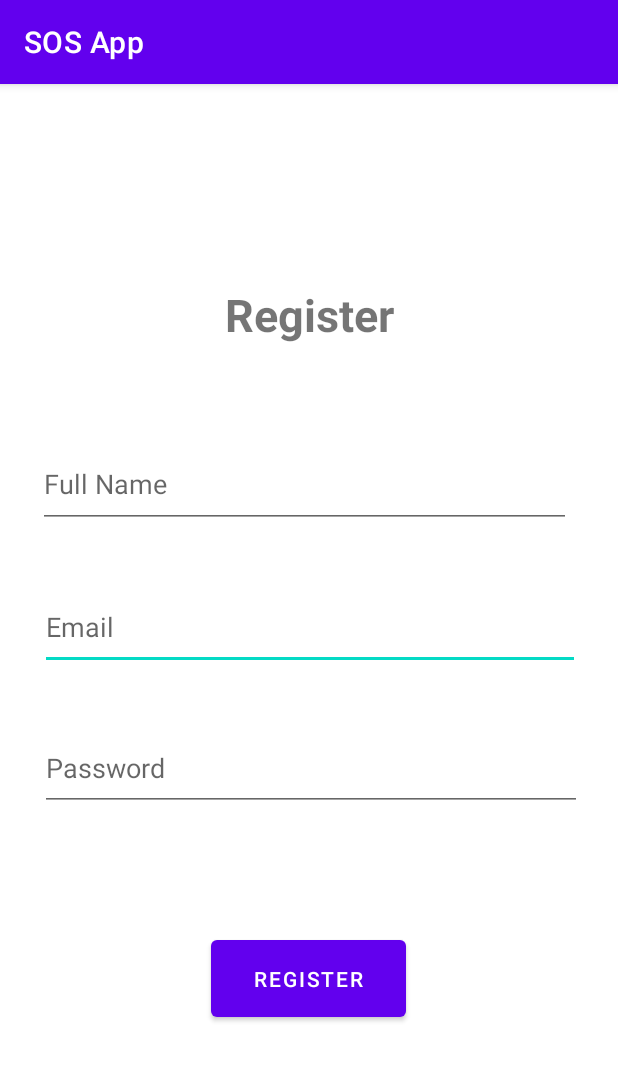
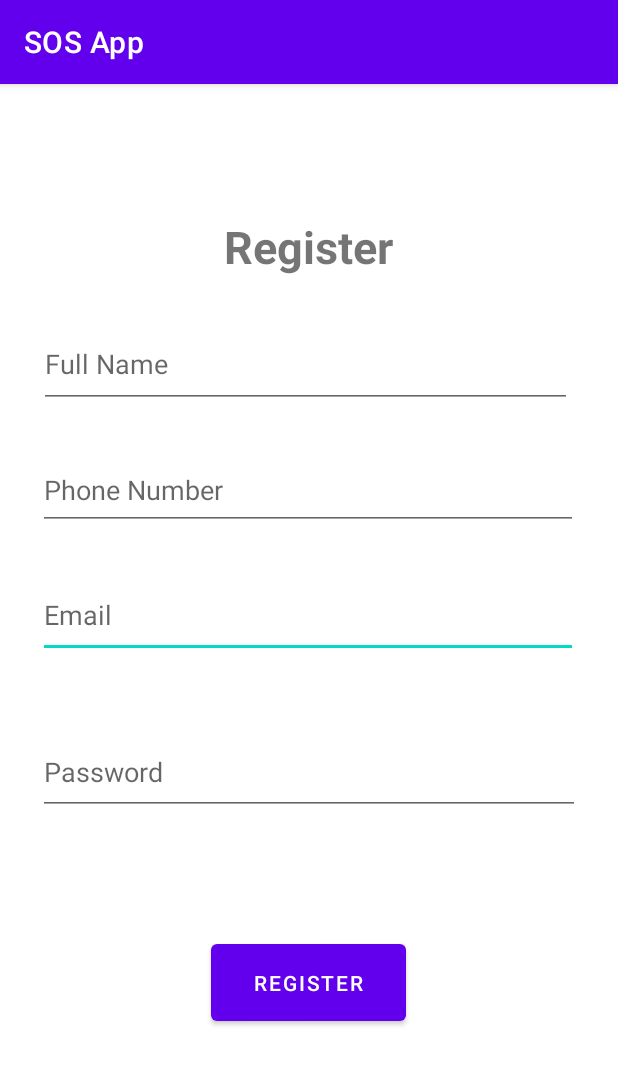
Before and after one commit to vishalkarthik17/Perpetual-Motion-Squad_Vishal-Karthikeyan, an Android app: the Registration screen opened directly, with no data from a screen before it, on a phone screen of 412 x 824 dp. Shown: the top 1065 px of the screen. Run offline under Robolectric (Android 15) with nearby library versions, the phone set to English and light mode, and no system bars; our stand-ins replace Firebase (no records; nobody signed in at launch, a user with empty details on screens opened directly).

Commit message:
Phone Number added in Registration page

```diff
--- a/app/src/main/java/com/example/sosapp/Registration.java
+++ b/app/src/main/java/com/example/sosapp/Registration.java
@@ -21,7 +21,7 @@ import com.google.firebase.database.FirebaseDatabase;
 
 public class Registration extends AppCompatActivity {
 
-    EditText fname,Remail,Rpw;
+    EditText fname,Remail,Rpw,phno;
     Button regBtn;
     ProgressBar Rpb;
     FirebaseAuth fAuth;
@@ -37,6 +37,7 @@ public class Registration extends AppCompatActivity {
         Rpw=findViewById(R.id.RegisterPassword);
         regBtn=findViewById(R.id.LoginBtn);
         Rpb=findViewById(R.id.progressBarReg);
+        phno=findViewById(R.id.PhoneText);
 
         fAuth=FirebaseAuth.getInstance();
         reff= FirebaseDatabase.getInstance().getReference();
@@ -48,6 +49,7 @@ public class Registration extends AppCompatActivity {
                 String em=Remail.getText().toString().trim();
                 String pass=Rpw.getText().toString().trim();
                 String namee=fname.getText().toString().trim();
+                String phNum=phno.getText().toString().trim();
                 if(TextUtils.isEmpty(em)){
                     Remail.setError("Email is Required");
                     return;
@@ -60,6 +62,10 @@ public class Registration extends AppCompatActivity {
                     Rpw.setError("Password Must be >= 6 Characters");
                     return;
                 }
+                if(phNum.length()<10){
+                    phno.setError("Invalid Phone Number");
+                    return;
+                }
                 Rpb.setVisibility(View.VISIBLE);
 
                 fAuth.createUserWithEmailAndPassword(em,pass).addOnCompleteListener(new OnCompleteListener<AuthResult>() {
@@ -69,6 +75,8 @@ public class Registration extends AppCompatActivity {
                             reff.child("Users").child(fAuth.getUid()).child("Name").setValue(namee);
                             reff.child("Users").child(fAuth.getUid()).child("Email").setValue(em);
                             reff.child("Users").child(fAuth.getUid()).child("Trigger").setValue("Leave Me Alone");
+                            reff.child("Users").child(fAuth.getUid()).child("Phone_Number").setValue(phNum);
+                            reff.child("Phone_UID").child(phNum).setValue(fAuth.getUid());
                             Toast.makeText(Registration.this,"Registered",Toast.LENGTH_SHORT).show();
                             startActivity(new Intent(getApplicationContext(),MainActivity.class));
                         }
--- a/app/src/main/res/layout/activity_registration.xml
+++ b/app/src/main/res/layout/activity_registration.xml
@@ -15,9 +15,10 @@
         android:textStyle="bold"
         app:layout_constraintBottom_toBottomOf="parent"
         app:layout_constraintEnd_toEndOf="parent"
+        app:layout_constraintHorizontal_bias="0.498"
         app:layout_constraintStart_toStartOf="parent"
         app:layout_constraintTop_toTopOf="parent"
-        app:layout_constraintVertical_bias="0.183" />
+        app:layout_constraintVertical_bias="0.121" />
 
     <EditText
         android:id="@+id/RegisterEmail"
@@ -30,10 +31,10 @@
         android:inputType="textEmailAddress"
         app:layout_constraintBottom_toBottomOf="parent"
         app:layout_constraintEnd_toEndOf="parent"
-        app:layout_constraintHorizontal_bias="0.526"
+        app:layout_constraintHorizontal_bias="0.473"
         app:layout_constraintStart_toStartOf="parent"
-        app:layout_constraintTop_toBottomOf="@+id/RegisterFullName"
-        app:layout_constraintVertical_bias="0.09" />
+        app:layout_constraintTop_toBottomOf="@+id/PhoneText"
+        app:layout_constraintVertical_bias="0.068" />
 
     <EditText
         android:id="@+id/RegisterPassword"
@@ -44,10 +45,9 @@
         android:inputType="textPassword"
         app:layout_constraintBottom_toBottomOf="parent"
         app:layout_constraintEnd_toEndOf="parent"
-        app:layout_constraintHorizontal_bias="0.52"
         app:layout_constraintStart_toStartOf="parent"
         app:layout_constraintTop_toBottomOf="@+id/RegisterEmail"
-        app:layout_constraintVertical_bias="0.115" />
+        app:layout_constraintVertical_bias="0.144" />
 
     <Button
         android:id="@+id/LoginBtn"
@@ -59,20 +59,22 @@
         app:layout_constraintHorizontal_bias="0.498"
         app:layout_constraintStart_toStartOf="parent"
         app:layout_constraintTop_toBottomOf="@+id/RegisterPassword"
-        app:layout_constraintVertical_bias="0.365" />
+        app:layout_constraintVertical_bias="0.368" />
 
     <EditText
         android:id="@+id/RegisterFullName"
         android:layout_width="355dp"
         android:layout_height="58dp"
-        android:layout_marginTop="64dp"
+        android:layout_marginTop="28dp"
         android:ems="10"
         android:hint="Full Name"
         android:inputType="textPersonName"
+        app:layout_constraintBottom_toBottomOf="parent"
         app:layout_constraintEnd_toEndOf="parent"
-        app:layout_constraintHorizontal_bias="0.446"
+        app:layout_constraintHorizontal_bias="0.464"
         app:layout_constraintStart_toStartOf="parent"
-        app:layout_constraintTop_toBottomOf="@+id/RegisterHeader" />
+        app:layout_constraintTop_toBottomOf="@+id/RegisterHeader"
+        app:layout_constraintVertical_bias="0.003" />
 
     <ProgressBar
         android:id="@+id/progressBarReg"
@@ -84,8 +86,23 @@
         app:layout_constraintEnd_toEndOf="parent"
         app:layout_constraintHorizontal_bias="0.498"
         app:layout_constraintStart_toStartOf="parent"
-        app:layout_constraintTop_toBottomOf="@+id/RegisterPassword"
-        app:layout_constraintVertical_bias="0.731" />
+        app:layout_constraintTop_toBottomOf="@+id/LoginBtn"
+        app:layout_constraintVertical_bias="0.433" />
+
+    <EditText
+        android:id="@+id/PhoneText"
+        android:layout_width="360dp"
+        android:layout_height="53dp"
+        android:layout_marginTop="28dp"
+        android:ems="10"
+        android:hint="Phone Number"
+        android:inputType="phone"
+        app:layout_constraintBottom_toBottomOf="parent"
+        app:layout_constraintEnd_toEndOf="parent"
+        app:layout_constraintHorizontal_bias="0.49"
+        app:layout_constraintStart_toStartOf="parent"
+        app:layout_constraintTop_toBottomOf="@+id/RegisterFullName"
+        app:layout_constraintVertical_bias="0.0" />
 
 
 </androidx.constraintlayout.widget.ConstraintLayout>
```
